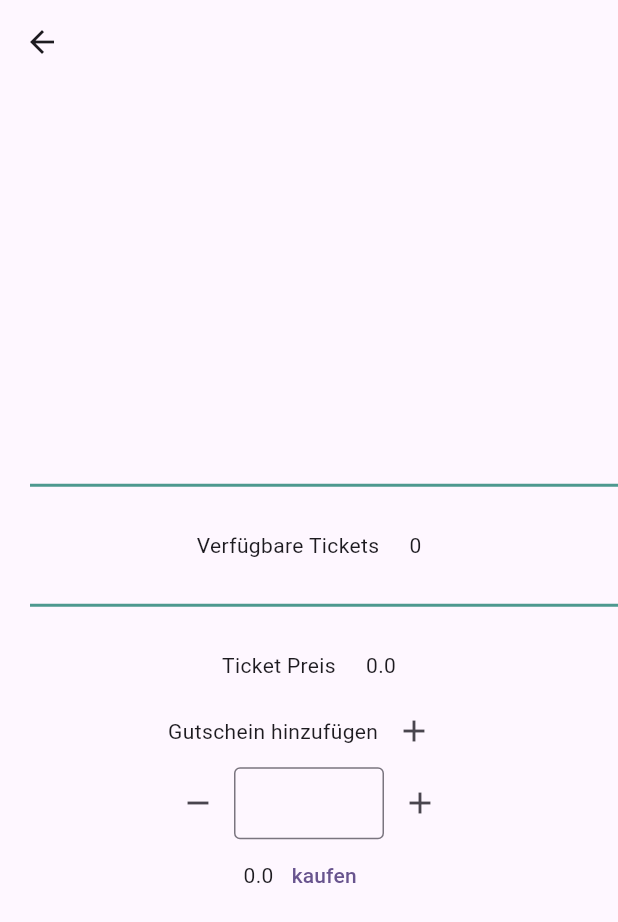
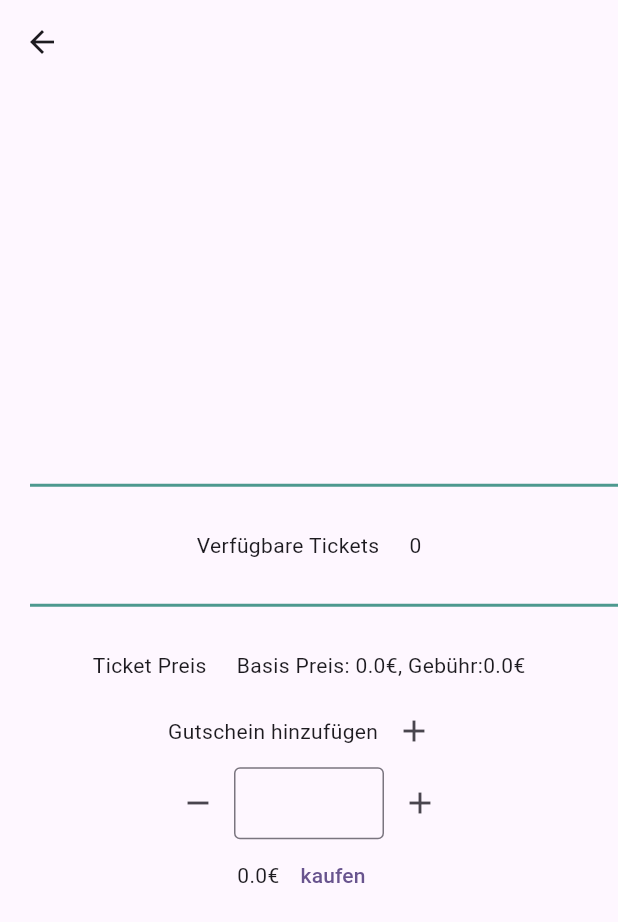
Before and after one commit to Flashwar/EventTom, a Flutter app: the EventView screen opened directly with empty values, on a phone screen of 412 x 824 dp. Shown: the top 922 px of the screen. Run offline on Flutter 3.47's test engine with Material 3 defaults, Android fonts, the phone set to English and light mode, and no system bars; our stand-ins replace shelf; network calls fail.

Commit message:
Adds Coupon representation

```diff
--- a/frontend/lib/view.dart
+++ b/frontend/lib/view.dart
@@ -20,18 +20,10 @@ Color black_colour = Color.fromRGBO(33, 37, 41, 1.00);
 Color highlightColor = Color.fromRGBO(247, 192, 11, 1);
 Color barColor = Color.fromRGBO(6, 86, 167, 1);
 
-Event curEvent = new Event(
-    base_price: 1.0,
-    threshold_tickets: 1,
-    max_tickets: 1,
-    title: '',
-    bought_tickets: 1,
-    date: DateTime.now());
-
 class MyApp extends StatelessWidget {
   const MyApp({super.key});
 
-  // This widget is the root of your application.
+  // This widget is the root of the application.
   @override
   Widget build(BuildContext context) {
     return MaterialApp(
@@ -73,9 +65,9 @@ class _LoginPage extends State<LoginPage> {
   @override
   Widget build(BuildContext context) {
     return Center(
-        // Das Formular wird mittig zentriert
+        // Centering Widget
         child: Padding(
-      padding: const EdgeInsets.all(16.0), // Abstand vom Rand
+      padding: const EdgeInsets.all(16.0),
       child: Form(
         key: _formKey,
         child: Column(
@@ -146,7 +138,7 @@ class _LoginPage extends State<LoginPage> {
             const SizedBox(height: 100),
             Center(
               child: InkWell(
-                child: const Text('Passwort vergessen'),
+                child: const Text('Passwort vergessen?'),
                 onTap: () {
                   showDialog(
                       context: context,
@@ -317,7 +309,7 @@ class _UserPage extends State<UserPage> {
                       return ListTile(
                         leading: CircleAvatar(
                             child: Image.asset(
-                                'assets/images/istockphoto-505963814-1024x1024.jpg') /*Text((index + 1).toString())*/),
+                                'assets/images/istockphoto-505963814-1024x1024.jpg')),
                         title: Text(items[index].title),
                         onTap: () {
                           Navigator.push(
@@ -398,11 +390,8 @@ class _EventView extends State<EventView> {
         final Map<String, dynamic> pos = jsonDecode(data);
         if (pos['message']['title'] == widget.evnt.title) {
           setState(() {
-            bought_tickets = 7;
-            //pos['message']['bought_tickets'];
+            bought_tickets = pos['message']['bought_tickets'];
           });
-
-          //widget.evnt.max_tickets - int.parse(pos['bought_tickets']);
         }
       },
       onError: (error) {
@@ -488,8 +477,11 @@ class _EventView extends State<EventView> {
                 color: red_colour,
               ),
               Text(
-                  (widget.evnt.base_price + (widget.evnt.base_price * getFee()))
-                      .toString(),
+                  'Basis Preis: ' +
+                      widget.evnt.base_price.toString() +
+                      '€, Gebühr:' +
+                      (widget.evnt.base_price * getFee()).toString() +
+                      '€',
                   textAlign: TextAlign.center),
               //
             ]),
@@ -535,17 +527,7 @@ class _EventView extends State<EventView> {
               ],
             ),
             Row(mainAxisAlignment: MainAxisAlignment.center, children: [
-              Text(
-                  (widget.evnt.base_price * _currentamount +
-                          ((widget.evnt.base_price * _currentamount) *
-                                      getFee() >
-                                  gutscheinWert
-                              ? (widget.evnt.base_price * _currentamount) *
-                                      getFee() -
-                                  gutscheinWert
-                              : 0))
-                      .toString(),
-                  textAlign: TextAlign.center),
+              getConditionalText(couponId),
               TextButton(
                   onPressed: () {
                     _vbuyTickets(getUserID(), widget.evnt.title, _currentamount,
@@ -562,6 +544,50 @@ class _EventView extends State<EventView> {
             ])
           ]),
     );
+  }
+
+// Text widget depending if Coupon is choosen or not
+  Text getConditionalText(int coupon) {
+    if (couponId != 0) {
+      return Text.rich(
+        TextSpan(
+          children: [
+            TextSpan(
+              text: (widget.evnt.base_price * _currentamount +
+                          ((widget.evnt.base_price * _currentamount) *
+                              getFee()))
+                      .toString() +
+                  '€ ',
+              style: TextStyle(
+                decoration: TextDecoration.lineThrough,
+              ),
+            ),
+            TextSpan(
+              text: (widget.evnt.base_price * _currentamount +
+                          ((widget.evnt.base_price * _currentamount) *
+                                      getFee() >
+                                  gutscheinWert
+                              ? (widget.evnt.base_price * _currentamount) *
+                                      getFee() -
+                                  gutscheinWert
+                              : 0))
+                      .toString() +
+                  '€ ',
+              style: TextStyle(
+                decoration: TextDecoration.none,
+              ),
+            ),
+          ],
+        ),
+      );
+    } else {
+      return Text(
+          (widget.evnt.base_price * _currentamount +
+                      ((widget.evnt.base_price * _currentamount) * getFee()))
+                  .toString() +
+              '€ ',
+          textAlign: TextAlign.center);
+    }
   }
 
   Widget chooseGutschein() {
@@ -591,6 +617,19 @@ class _EventView extends State<EventView> {
                   SizedBox(width: 40.0),
                   const Text('Gutscheine:', textAlign: TextAlign.left),
                 ]),
+                ListTile(
+                  title: Text('Keinen Gutschein wählen'),
+                  dense: true,
+                  visualDensity: VisualDensity(vertical: -3),
+                  onTap: () {
+                    setState(() {
+                      couponId = 0;
+                    });
+
+                    gutscheinWert = 0.0;
+                    Navigator.pop(context);
+                  },
+                ),
                 FutureBuilder<List<Gutschein>>(
                   future: getGutschein(getUserID()),
                   builder: (context, snapshot) {
@@ -612,7 +651,9 @@ class _EventView extends State<EventView> {
                             dense: true,
                             visualDensity: VisualDensity(vertical: -3),
                             onTap: () {
-                              couponId = items[index].id;
+                              setState(() {
+                                couponId = items[index].id;
+                              });
                               gutscheinWert = items[index].amount;
                               Navigator.pop(context);
                             },
```
